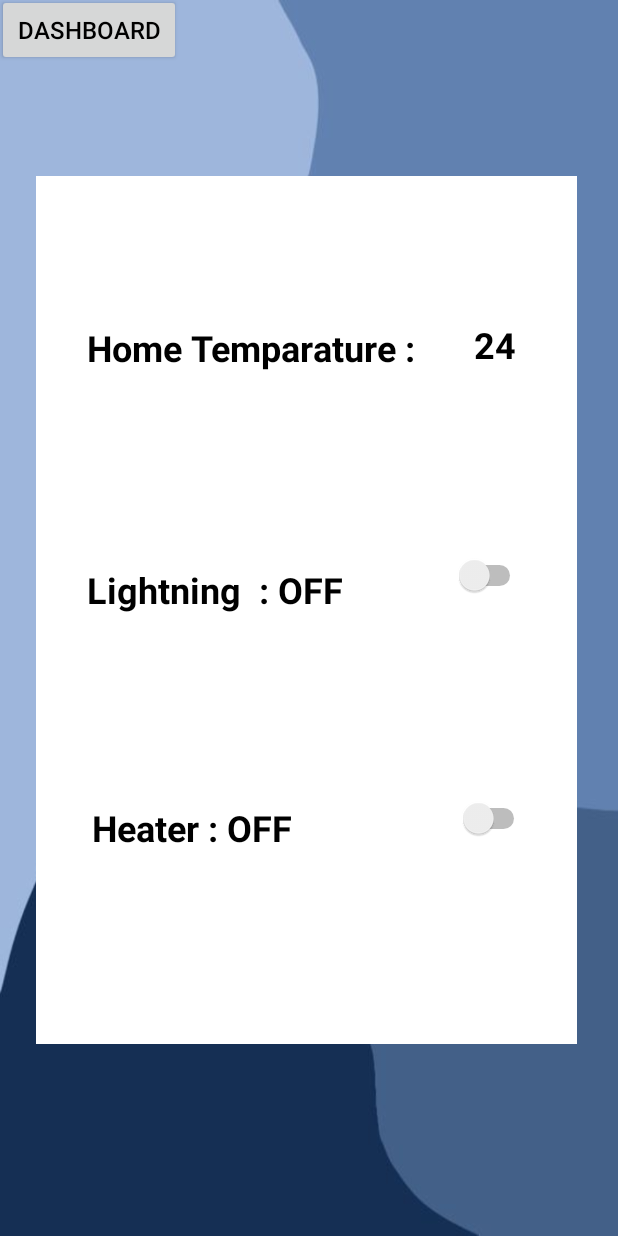
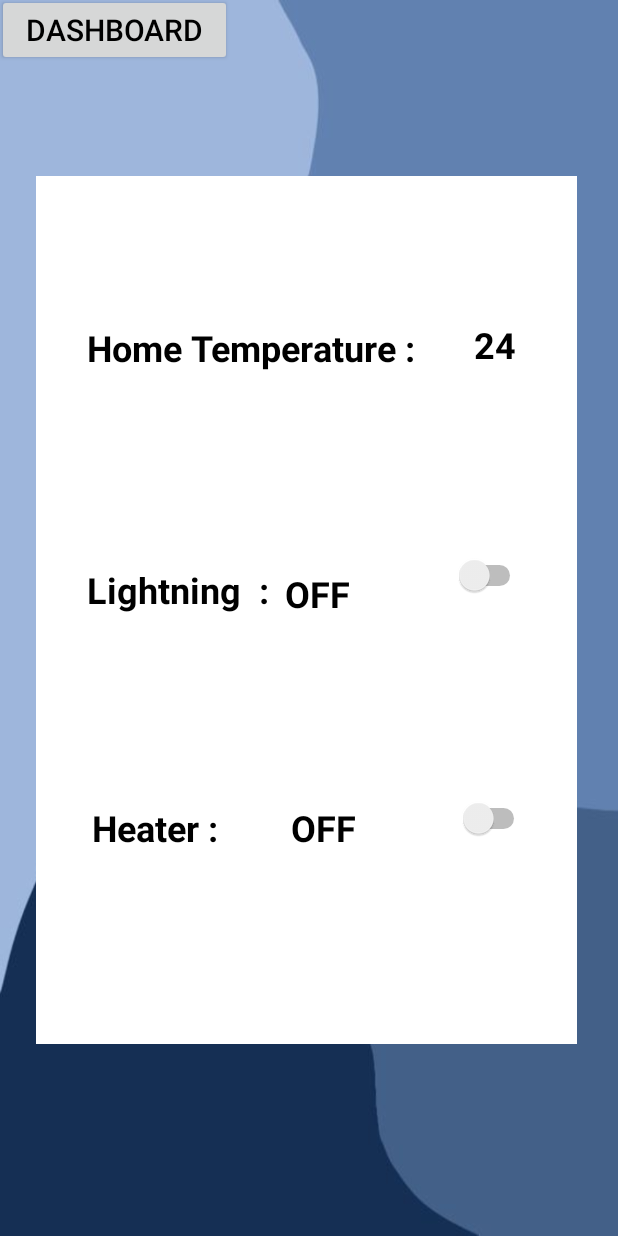
Before and after one commit to SanduniWar/SSP-Homey, an Android app: the MainActivity2 screen opened directly, with no data from a screen before it, on a phone screen of 412 x 824 dp. Run offline under Robolectric (Android 15) with nearby library versions, the phone set to English and light mode, and no system bars.

Commit message:
new changes

```diff
--- a/app/build.gradle.kts
+++ b/app/build.gradle.kts
@@ -36,6 +36,8 @@ dependencies {
     implementation("androidx.appcompat:appcompat:1.6.1")
     implementation("com.google.android.material:material:1.10.0")
     implementation("androidx.constraintlayout:constraintlayout:2.1.4")
+    implementation("com.jcraft:jsch:0.1.55")
+    implementation(files("libs\\SSH library.jar"))
     testImplementation("junit:junit:4.13.2")
     androidTestImplementation("androidx.test.ext:junit:1.1.5")
     androidTestImplementation("androidx.test.espresso:espresso-core:3.5.1")
--- a/app/src/main/AndroidManifest.xml
+++ b/app/src/main/AndroidManifest.xml
@@ -1,6 +1,8 @@
 <?xml version="1.0" encoding="utf-8"?>
 <manifest xmlns:android="http://schemas.android.com/apk/res/android"
     xmlns:tools="http://schemas.android.com/tools">
+
+    <uses-permission android:name="android.permission.INTERNET" />
 
     <application
         android:allowBackup="true"
--- a/app/src/main/res/layout/activity_main2.xml
+++ b/app/src/main/res/layout/activity_main2.xml
@@ -44,15 +44,15 @@
             android:layout_marginEnd="-38dp"
             android:layout_marginRight="-38dp"
             android:layout_marginBottom="315dp"
-            android:text=" Home Temparature :"
+            android:text=" Home Temperature :"
             android:textColor="#000000"
             android:textSize="24sp"
             android:textStyle="bold" />
 
         <TextView
-            android:id="@+id/textView6"
-            android:layout_width="178dp"
-            android:layout_height="46dp"
+            android:id="@+id/txtOutdoorLightning"
+            android:layout_width="wrap_content"
+            android:layout_height="55dp"
             android:layout_alignParentStart="true"
             android:layout_alignParentLeft="true"
             android:layout_alignParentTop="true"
@@ -62,16 +62,16 @@
             android:layout_marginStart="34dp"
             android:layout_marginLeft="34dp"
             android:layout_marginTop="259dp"
-            android:layout_marginEnd="146dp"
-            android:layout_marginRight="146dp"
-            android:layout_marginBottom="155dp"
-            android:text="Lightning  : OFF"
+            android:layout_marginEnd="145dp"
+            android:layout_marginRight="145dp"
+            android:layout_marginBottom="283dp"
+            android:text="Lightning  : "
             android:textColor="#000000"
             android:textSize="24sp"
             android:textStyle="bold" />
 
         <TextView
-            android:id="@+id/textView7"
+            android:id="@+id/txtHeater"
             android:layout_width="wrap_content"
             android:layout_height="112dp"
             android:layout_alignParentStart="true"
@@ -86,7 +86,7 @@
             android:layout_marginEnd="142dp"
             android:layout_marginRight="142dp"
             android:layout_marginBottom="113dp"
-            android:text="Heater : OFF"
+            android:text="Heater :"
             android:textColor="#000000"
             android:textSize="24sp"
             android:textStyle="bold" />
@@ -124,6 +124,7 @@
             android:layout_marginEnd="34dp"
             android:layout_marginRight="34dp"
             android:layout_marginBottom="286dp"
+            android:textColor="#0E0E0E"
             android:textSize="24sp" />
 
         <Switch
@@ -142,6 +143,48 @@
             android:layout_marginBottom="124dp"
             android:textSize="24sp" />
 
+        <TextView
+            android:id="@+id/txtLightOff"
+            android:layout_width="76dp"
+            android:layout_height="66dp"
+            android:layout_alignParentStart="true"
+            android:layout_alignParentLeft="true"
+            android:layout_alignParentTop="true"
+            android:layout_alignParentEnd="true"
+            android:layout_alignParentRight="true"
+            android:layout_alignParentBottom="true"
+            android:layout_marginStart="166dp"
+            android:layout_marginLeft="166dp"
+            android:layout_marginTop="262dp"
+            android:layout_marginEnd="118dp"
+            android:layout_marginRight="118dp"
+            android:layout_marginBottom="269dp"
+            android:text="OFF"
+            android:textColor="#000000"
+            android:textSize="24sp"
+            android:textStyle="bold" />
+
+        <TextView
+            android:id="@+id/txtHeaterOff"
+            android:layout_width="48dp"
+            android:layout_height="48dp"
+            android:layout_alignParentStart="true"
+            android:layout_alignParentLeft="true"
+            android:layout_alignParentTop="true"
+            android:layout_alignParentEnd="true"
+            android:layout_alignParentRight="true"
+            android:layout_alignParentBottom="true"
+            android:layout_marginStart="170dp"
+            android:layout_marginLeft="170dp"
+            android:layout_marginTop="418dp"
+            android:layout_marginEnd="142dp"
+            android:layout_marginRight="142dp"
+            android:layout_marginBottom="131dp"
+            android:text="OFF"
+            android:textColor="#000000"
+            android:textSize="24sp"
+            android:textStyle="bold" />
+
     </RelativeLayout>
 
     <RelativeLayout
@@ -151,7 +194,7 @@
 
     <Button
         android:id="@+id/bkh1button"
-        android:layout_width="wrap_content"
+        android:layout_width="156dp"
         android:layout_height="wrap_content"
         android:layout_alignParentStart="false"
         android:layout_alignParentLeft="true"
@@ -161,9 +204,10 @@
         android:layout_alignParentBottom="false"
         android:layout_marginLeft="-2dp"
         android:layout_marginTop="-4dp"
-        android:layout_marginRight="291dp"
+        android:layout_marginRight="257dp"
+        android:fontFamily="sans-serif-medium"
         android:text="Dashboard"
         android:textColor="#000000"
-        android:textSize="16sp" />
+        android:textSize="20sp" />
 
 </RelativeLayout>
```
Also changed, not shown: app/src/main/java/com/example/ssp/MainActivity.java (+13 -1 lines), app/src/main/java/com/example/ssp/MainActivity2.java (+84 -1 lines), app/src/main/res/layout/activity_main3.xml (+6 -4 lines), app/src/main/res/values/strings.xml (+8 -0 lines), app/libs/SSH library.jar (added), app/src/main/res/drawable/l.jpg (added).
